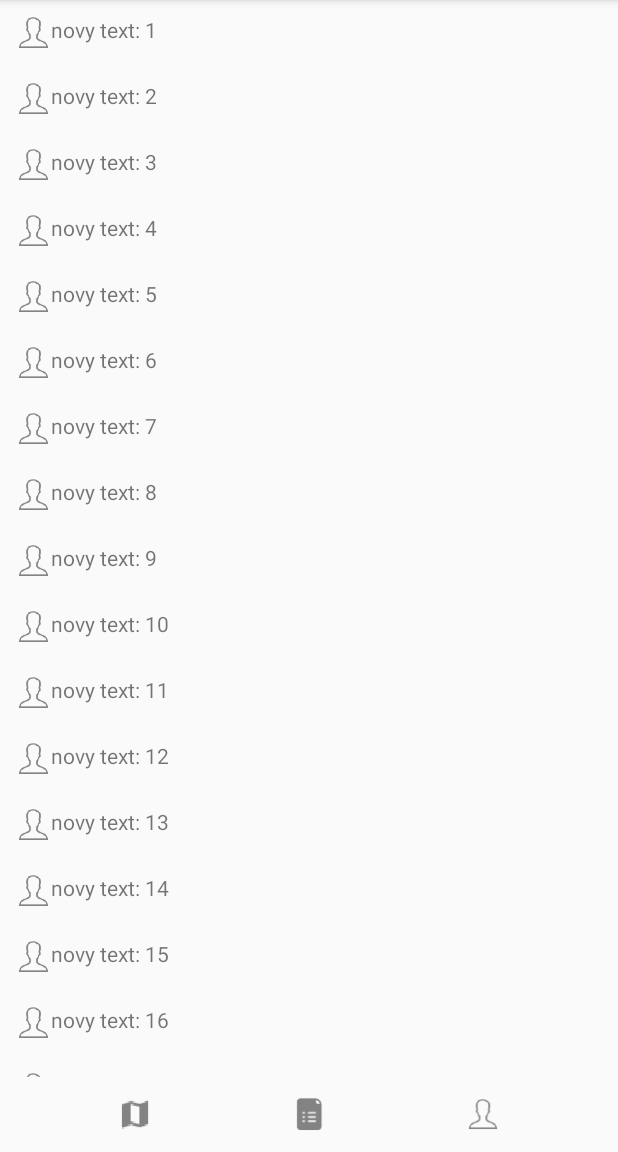
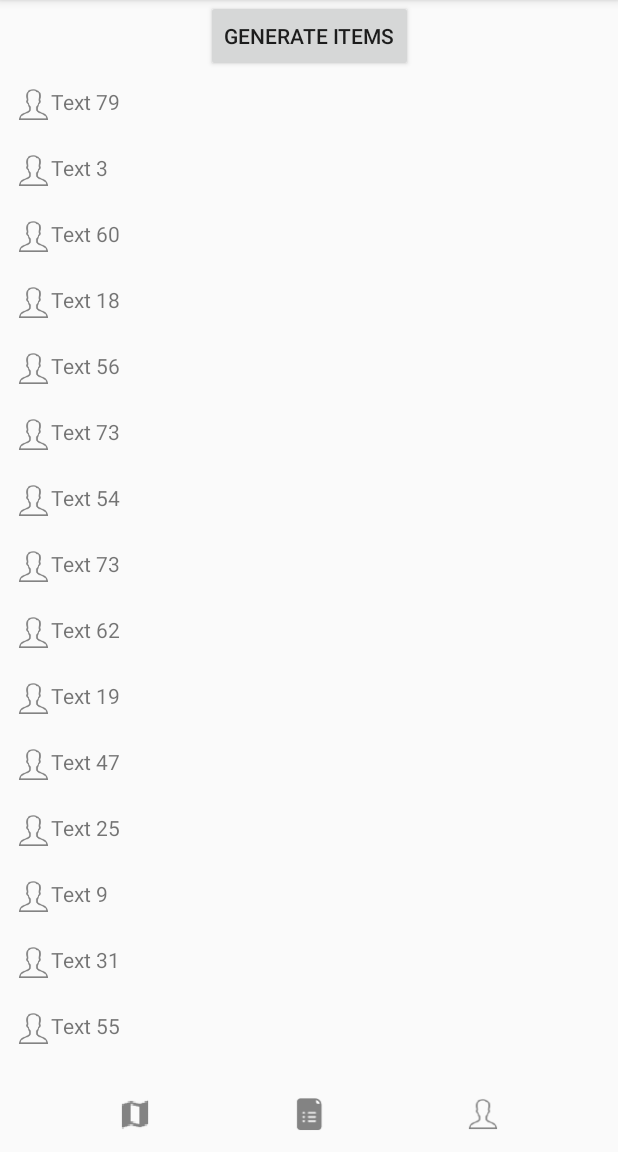
Before and after one commit to Martin-Sefcik/MOBV_Zadanie, an Android app: the FeedFragment screen opened through its navigation route, after a tap on an icon or button, on a phone screen of 412 x 824 dp, the part 84-1236 px from its top. Run offline under Robolectric (Android 15) with nearby library versions, the phone set to English and light mode, and no system bars.

Commit message:
feat: implement Kotlin Coroutines

```diff
--- a/MOBVZadanie/app/src/main/java/eu/mcomputing/mobv/zadanie/FeedFragment.kt
+++ b/MOBVZadanie/app/src/main/java/eu/mcomputing/mobv/zadanie/FeedFragment.kt
@@ -12,6 +12,7 @@ import androidx.recyclerview.widget.LinearLayoutManager
 import androidx.recyclerview.widget.RecyclerView
 
 class FeedFragment : Fragment(R.layout.fragment_feed) {
+    private lateinit var viewModel: FeedViewModel
     override fun onViewCreated(view: View, savedInstanceState: Bundle?) {
         super.onViewCreated(view, savedInstanceState)
 
@@ -34,19 +35,22 @@ class FeedFragment : Fragment(R.layout.fragment_feed) {
 //        ))
 
 
-        val newItems = mutableListOf<MyItem>()
-        for(i in 1..100){
-            newItems.add(MyItem(i,R.drawable.ic_profil,"novy text: $i"))
-        }
+//        val newItems = mutableListOf<MyItem>()
+//        for(i in 1..100){
+//            newItems.add(MyItem(i,R.drawable.ic_profil,"novy text: $i"))
+//        }
         //feedAdapter.updateItems(newItems)
 
-        val viewModel = ViewModelProvider(requireActivity())[FeedViewModel::class.java]
+        viewModel = ViewModelProvider(requireActivity())[FeedViewModel::class.java]
 
         viewModel.feed_items.observe(viewLifecycleOwner){new_items->
             feedAdapter.updateItems(new_items)
         }
 
-        viewModel.updateItems(newItems)
+        view.findViewById<Button>(R.id.btn_generate).setOnClickListener {
+            viewModel.updateItems()
+        }
+        //viewModel.updateItems(newItems)
 
     }
 }
--- a/MOBVZadanie/app/src/main/java/eu/mcomputing/mobv/zadanie/FeedViewModel.kt
+++ b/MOBVZadanie/app/src/main/java/eu/mcomputing/mobv/zadanie/FeedViewModel.kt
@@ -3,12 +3,27 @@ package eu.mcomputing.mobv.zadanie
 import androidx.lifecycle.LiveData
 import androidx.lifecycle.MutableLiveData
 import androidx.lifecycle.ViewModel
+import androidx.lifecycle.viewModelScope
+import kotlinx.coroutines.delay
+import kotlinx.coroutines.launch
 
 class FeedViewModel : ViewModel() {
     private val _feed_items = MutableLiveData<List<MyItem>>()
     val feed_items: LiveData<List<MyItem>> get() = _feed_items
 
-    fun updateItems(items: List<MyItem>) {
-        _feed_items.value = items
+    fun updateItems() {
+        viewModelScope.launch {
+            val new_items = fetchRandomNumber()
+            _feed_items.postValue(new_items)
+        }
     }
 }
+suspend fun fetchRandomNumber(): List<MyItem> {
+    delay(5000)
+    val items = mutableListOf<MyItem>()
+    for (i in 1..100) {
+
+        items.add(MyItem(i, R.drawable.ic_profil, "Text ${(0..100).random()}"))
+    }
+    return items
+}
--- a/MOBVZadanie/app/src/main/res/layout/fragment_feed.xml
+++ b/MOBVZadanie/app/src/main/res/layout/fragment_feed.xml
@@ -8,13 +8,22 @@
 
     <androidx.recyclerview.widget.RecyclerView
         android:id="@+id/feed_recyclerview"
-        app:layout_constraintTop_toTopOf="parent"
+        app:layout_constraintTop_toBottomOf="@id/btn_generate"
         app:layout_constraintBottom_toTopOf="@id/bottom_bar"
         app:layout_constraintStart_toStartOf="parent"
         app:layout_constraintEnd_toEndOf="parent"
         android:layout_height="0dp"
         android:layout_width="match_parent"
         />
+
+    <Button
+        android:id="@+id/btn_generate"
+        app:layout_constraintStart_toStartOf="parent"
+        app:layout_constraintEnd_toEndOf="parent"
+        app:layout_constraintTop_toTopOf="parent"
+        android:layout_width="wrap_content"
+        android:layout_height="wrap_content"
+        android:text="Generate items" />
 
 
 
```
